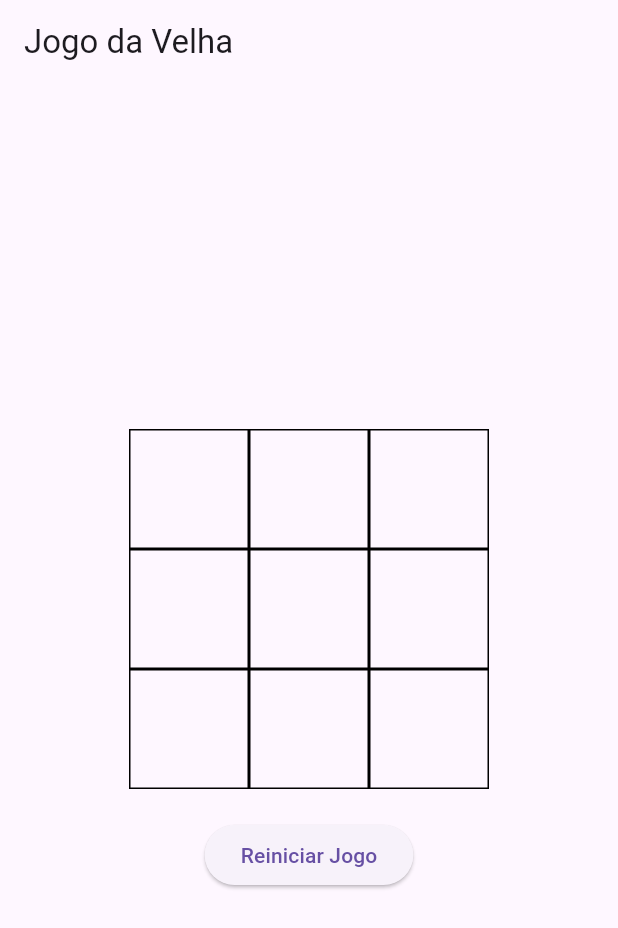
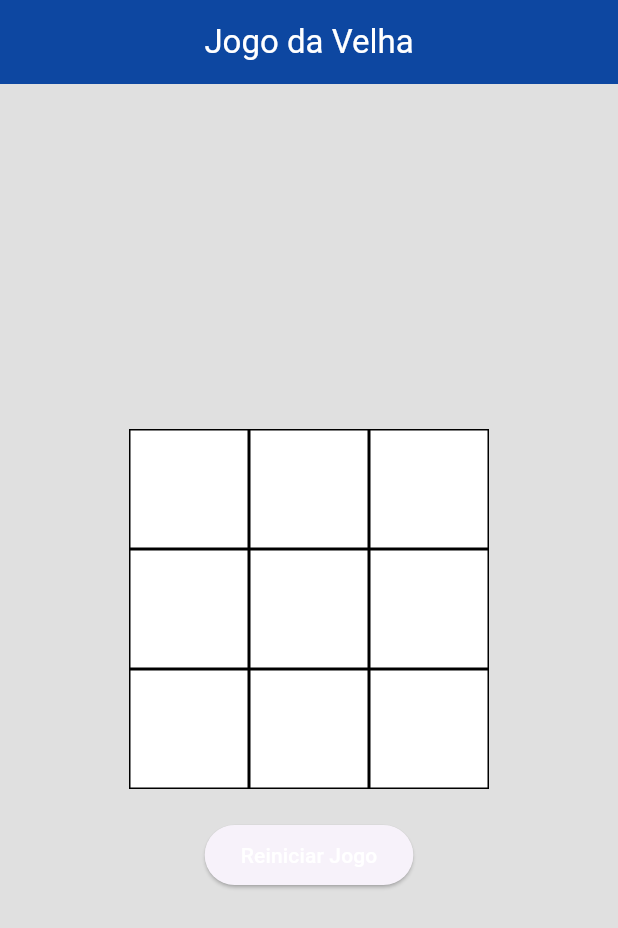
Before and after one commit to Petw143/tic_tac_toe, a Flutter app: the screen it shows after launch, on a phone screen of 412 x 824 dp. Shown: the top 928 px of the screen. Run offline on Flutter 3.47's test engine with Material 3 defaults, Android fonts, the phone set to English and light mode, and no system bars.

Commit message:
Projeto pronto com o ojogo funcionando e a interface bonita.

```diff
--- a/lib/main.dart
+++ b/lib/main.dart
@@ -9,7 +9,7 @@ class JogoDaVelhaApp extends StatelessWidget {
   Widget build(BuildContext context) {
     return MaterialApp(
       title: 'Jogo da Velha',
-      theme: ThemeData(primarySwatch: Colors.green),
+      theme: ThemeData(primarySwatch: Colors.blue),
       home: _TelaJogoDaVelha(),
     );
   }
@@ -127,9 +127,13 @@ class _TelaJogoDaVelhaState extends State<_TelaJogoDaVelha> {
   Widget build(BuildContext context) {
     return Scaffold(
         appBar: AppBar(
-          title: Text("Jogo da Velha"),
+			title: Text("Jogo da Velha", style: TextStyle(color: Colors.white, fontFamily: 'Roboto')),
+			centerTitle:  true,
+			backgroundColor: Colors.blue[900],
         ),
         body: Center(
+            child: Container(
+                color: Colors.grey[300], // Define a cor do body para cinza claro
                 child: Column(
                     mainAxisAlignment: MainAxisAlignment.center,
                     children: [
@@ -145,7 +149,8 @@ class _TelaJogoDaVelhaState extends State<_TelaJogoDaVelha> {
                                                 width: 80,
                                                 height: 80,
                                                 decoration: BoxDecoration(
-                              border: Border.all(color: Colors.black)),
+                                                    border: Border.all(color: Colors.black),
+													color: Colors.white),
                                                 child: Center(
                                                     child: Text(tabuleiro[i][j],
                                                         style: TextStyle(fontSize: 40)))))
@@ -153,7 +158,11 @@ class _TelaJogoDaVelhaState extends State<_TelaJogoDaVelha> {
                             ),
                         SizedBox(height: 20),
                         ElevatedButton(
-              onPressed: reiniciarJogo, child: Text('Reiniciar Jogo'))
-        ])));
+                            onPressed: reiniciarJogo, child: Text('Reiniciar Jogo', style: TextStyle(color: Colors.white)),)
+                    ],
+                ),
+            ),
+        ),
+    );
   }
 }
```
Lines whose indentation alone changed are shown as unchanged.
